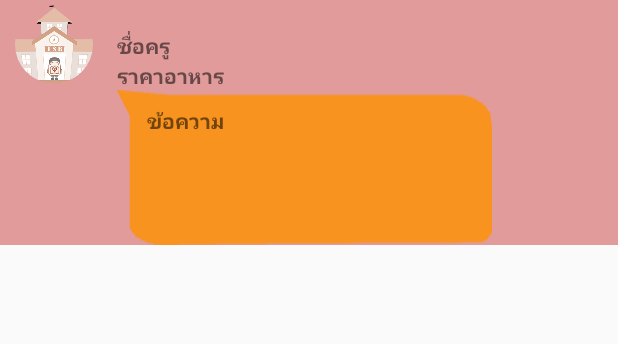
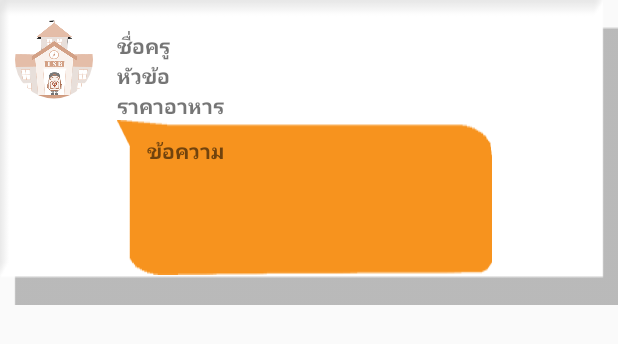
Before and after one commit to pattamakorn/StudentAttendent, an Android app: the layout item_news.xml on its own in the app's theme, with its tools: preview values and no code run, on a phone screen of 412 x 824 dp. Shown: the top 344 px of the screen. Run offline under Robolectric (Android 15) with nearby library versions, the phone set to English and light mode, and no system bars; network calls fail.

Commit message:
15/09/2019 15:57

```diff
--- a/app/src/main/java/com/example/studentattendent/Home.java
+++ b/app/src/main/java/com/example/studentattendent/Home.java
@@ -138,7 +138,11 @@ public class Home extends Fragment {
                     String TLname = posts.getString("ptlname");
                     String Txtpost = posts.getString("textnews");
                     String timenowPost = posts.getString("Tpost");
-                    listnews.add(new news(TFname+" "+TLname,Txtpost,timenowPost,
+                    listnews.add(new news(
+                            TFname+" "+TLname,
+                            posts.getString("topic"),
+                            Txtpost,
+                            timenowPost,
                             posts.getString("img"))
                     );
                     newsAdapter NewsAdapter = new newsAdapter(getContext(),listnews);
--- a/app/src/main/java/com/example/studentattendent/newsAdapter.java
+++ b/app/src/main/java/com/example/studentattendent/newsAdapter.java
@@ -42,6 +42,7 @@ public class newsAdapter extends RecyclerView.Adapter<newsAdapter.MyViewHolder>
     public void onBindViewHolder(@NonNull MyViewHolder holder, int position) {
 
         holder.nameteachpost.setText(mnews.get(position).getTeachpost());
+        holder.showtopic.setText(mnews.get(position).getTopic());
         holder.textpost.setText(mnews.get(position).getMassagepost());
         holder.postdata.setText(mnews.get(position).getDatepost());
         // holder.url_ima.setImageURI();
@@ -59,12 +60,13 @@ public class newsAdapter extends RecyclerView.Adapter<newsAdapter.MyViewHolder>
 
     public class MyViewHolder extends RecyclerView.ViewHolder {
 
-        private TextView nameteachpost,textpost,postdata;
+        private TextView nameteachpost,showtopic,textpost,postdata;
         public ImageView url_ima;
         public MyViewHolder(@NonNull View itemView) {
             super(itemView);
 
             nameteachpost = itemView.findViewById(R.id.nameteacherpost);
+            showtopic = itemView.findViewById(R.id.topic);
             textpost = itemView.findViewById(R.id.maseeageNews);
             postdata = itemView.findViewById(R.id.DataOfPost);
             url_ima = itemView.findViewById(R.id.imagetPost);
--- a/app/src/main/res/layout/fragment_home.xml
+++ b/app/src/main/res/layout/fragment_home.xml
@@ -4,7 +4,7 @@
     android:layout_width="match_parent"
     android:layout_height="match_parent"
     xmlns:app="http://schemas.android.com/apk/res-auto"
-    android:background="#fff"
+    android:background="#b9ada0"
     tools:context=".Home">
 
     <RelativeLayout
--- a/app/src/main/res/layout/item_news.xml
+++ b/app/src/main/res/layout/item_news.xml
@@ -1,10 +1,12 @@
 <?xml version="1.0" encoding="utf-8"?>
 <LinearLayout xmlns:android="http://schemas.android.com/apk/res/android"
     xmlns:app="http://schemas.android.com/apk/res-auto"
+    android:paddingTop="10dp"
     android:orientation="horizontal"
     android:layout_width="match_parent"
-    android:background="#E29B9B"
+    android:background="@drawable/newsbg"
     android:layout_height="wrap_content">
+
 
     <de.hdodenhof.circleimageview.CircleImageView
         android:id="@+id/imagetPost"
@@ -18,13 +20,19 @@
         android:layout_height="wrap_content"
         android:layout_marginLeft="16dp"
         android:orientation="vertical"
-        android:paddingTop="20dp">
+        android:paddingTop="10dp">
 
         <TextView
             android:id="@+id/nameteacherpost"
             android:layout_width="wrap_content"
             android:layout_height="wrap_content"
             android:text="ชื่อครู"
+            android:textStyle="bold" />
+        <TextView
+            android:id="@+id/topic"
+            android:layout_width="wrap_content"
+            android:layout_height="wrap_content"
+            android:text="หัวข้อ"
             android:textStyle="bold" />
 
         <LinearLayout
@@ -41,26 +49,22 @@
         </LinearLayout>
 
         <RelativeLayout
+            android:background="@drawable/textnewss"
+            android:paddingEnd="20dp"
             android:layout_width="250dp"
-            android:layout_height="wrap_content">
+            android:layout_height="wrap_content"
+            android:layout_marginBottom="20dp"
+            android:paddingRight="20dp">
 
             <TextView
                 android:id="@+id/maseeageNews"
                 android:layout_width="wrap_content"
                 android:layout_height="wrap_content"
-                android:background="@drawable/textnewss"
                 android:paddingLeft="20dp"
                 android:paddingTop="10dp"
-                android:paddingEnd="30dp"
-                android:paddingRight="18dp"
+                android:layout_marginBottom="20dp"
                 android:text="ข้อความ"
                 android:textStyle="bold" />
         </RelativeLayout>
-
-
     </LinearLayout>
-    <RelativeLayout
-        android:gravity="end"
-        android:layout_width="match_parent"
-        android:layout_height="match_parent"/>
 </LinearLayout>
```
Also changed, not shown: app/src/main/java/com/example/studentattendent/news.java (+11 -2 lines), app/src/main/res/drawable-v24/bgnews.png (added), app/src/main/res/drawable-v24/bgnewss.png (added), app/src/main/res/drawable-v24/newsbg.png (added).
